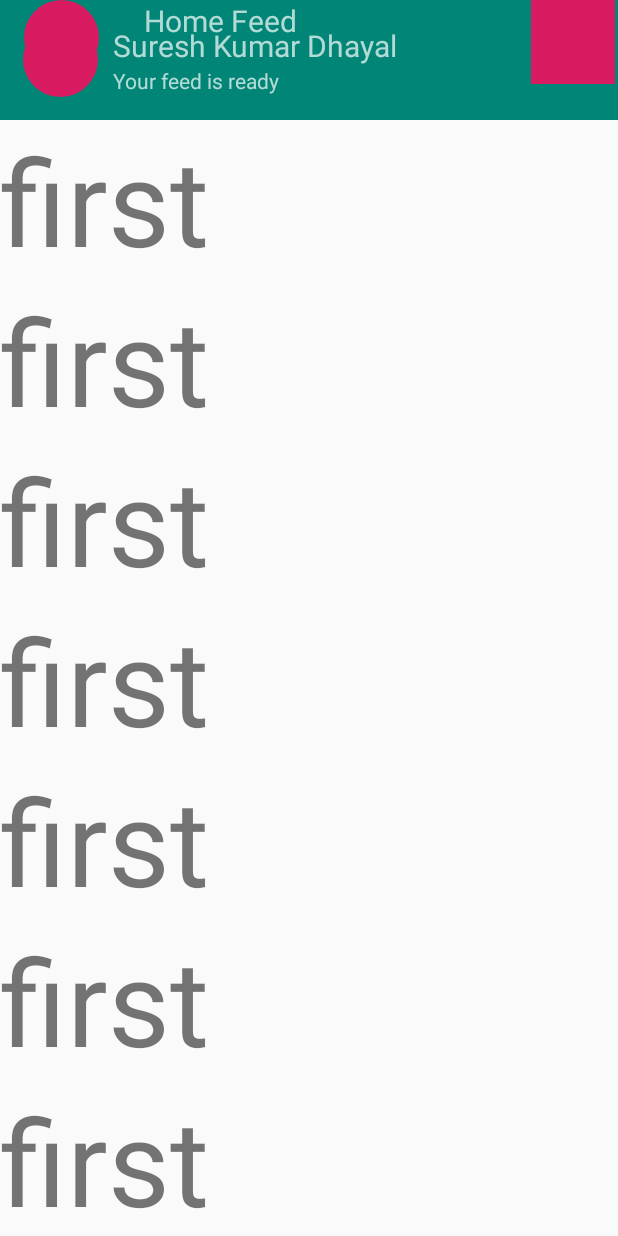
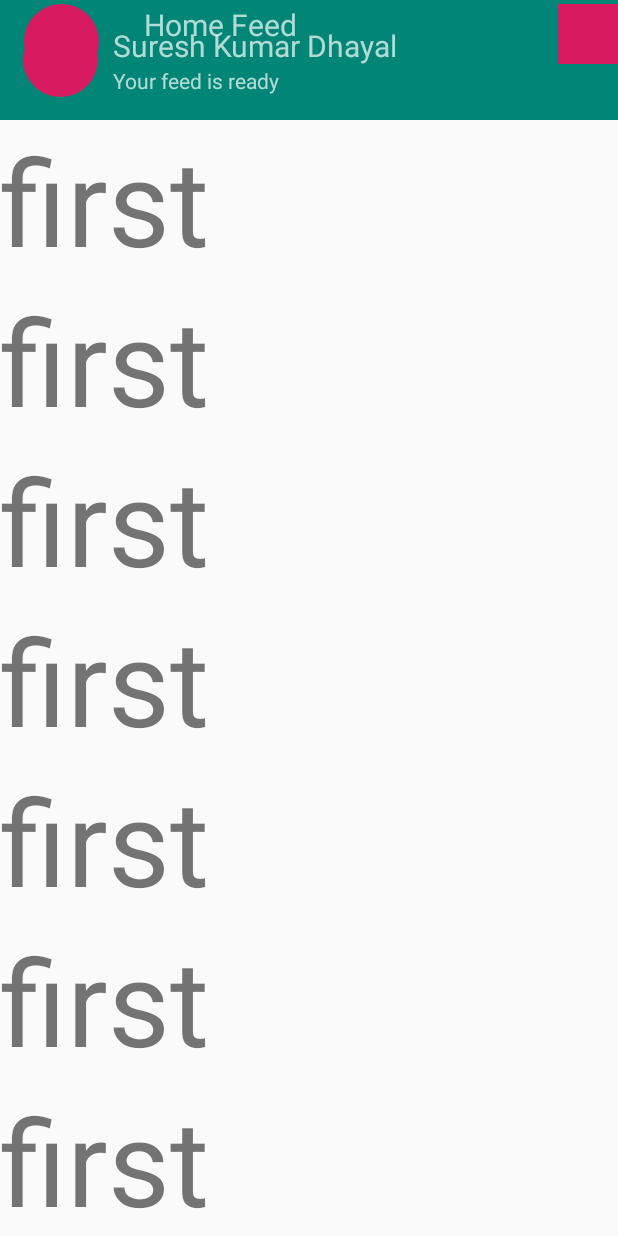
Before and after one commit to skd060/GyanAppAssignment, an Android app: the layout activity_main.xml on its own in the app's theme, with its tools: preview values and no code run, on a phone screen of 412 x 824 dp. Run offline under Robolectric (Android 15) with nearby library versions, the phone set to English and light mode, and no system bars.

Commit message:
Update rectangular.xml

```diff
--- a/GyanApp/app/src/main/res/drawable/rectangular.xml
+++ b/GyanApp/app/src/main/res/drawable/rectangular.xml
@@ -2,6 +2,6 @@
 <shape xmlns:android="http://schemas.android.com/apk/res/android"
     android:shape="rectangle">
     <solid android:color="@color/colorAccent"/>
-    <size android:height="60dp"
-        android:width="60dp"/>
+    <size android:height="40dp"
+        android:width="40dp"/>
 </shape>
```
